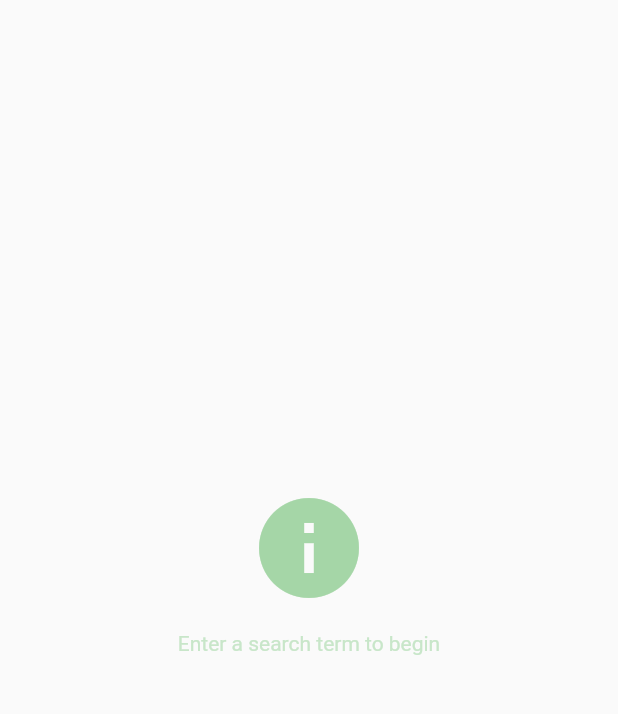
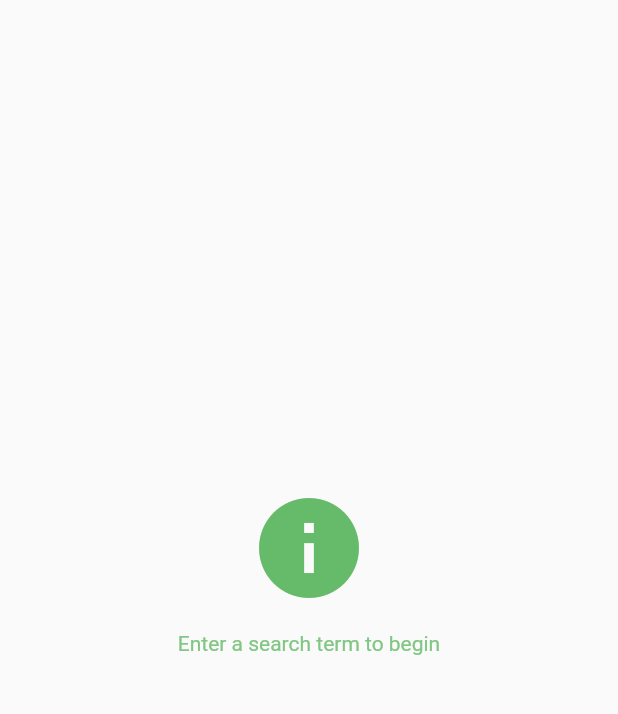
Before and after one commit to ics042/flutter_github, a Flutter app: the screen it shows after launch, on a phone screen of 412 x 824 dp, the part 117-831 px from its top. Run offline on Flutter 3.47's test engine with Material 2 defaults, Android fonts, the phone set to English and light mode, and no system bars; our stand-ins replace flutter_redux, redux; Roboto replaces fonts that are missing (Hind).

Commit message:
update colors

```diff
--- a/lib/ui/search/empty_result_widget.dart
+++ b/lib/ui/search/empty_result_widget.dart
@@ -17,14 +17,14 @@ class EmptyResultWidget extends StatelessWidget {
           children: <Widget>[
             Icon(
               Icons.warning,
-              color: Colors.yellow[200],
+              color: Colors.deepOrangeAccent[200],
               size: 80.0,
             ),
             Container(
               padding: EdgeInsets.only(top: 16.0),
               child: Text(
                 "No results",
-                style: TextStyle(color: Colors.yellow[100]),
+                style: TextStyle(color: Colors.deepOrangeAccent[100]),
               ),
             )
           ],
--- a/lib/ui/search/search_error_widget.dart
+++ b/lib/ui/search/search_error_widget.dart
@@ -20,7 +20,7 @@ class SearchErrorWidget extends StatelessWidget {
             Container(
               padding: EdgeInsets.only(top: 16.0),
               child: Text(
-                "Rate limit exceeded11",
+                "Rate limit exceeded",
                 style: TextStyle(
                   color: Colors.red[300],
                 ),
--- a/lib/ui/search/search_info_widget.dart
+++ b/lib/ui/search/search_info_widget.dart
@@ -15,13 +15,13 @@ class SearchInfoWidget extends StatelessWidget {
         child: Column(
           mainAxisAlignment: MainAxisAlignment.center,
           children: <Widget>[
-            Icon(Icons.info, color: Colors.green[200], size: 80.0),
+            Icon(Icons.info, color: Colors.green[400], size: 80.0),
             Container(
               padding: EdgeInsets.only(top: 16.0),
               child: Text(
                 "Enter a search term to begin",
                 style: TextStyle(
-                  color: Colors.green[100],
+                  color: Colors.green[300],
                 ),
               ),
             )
```
